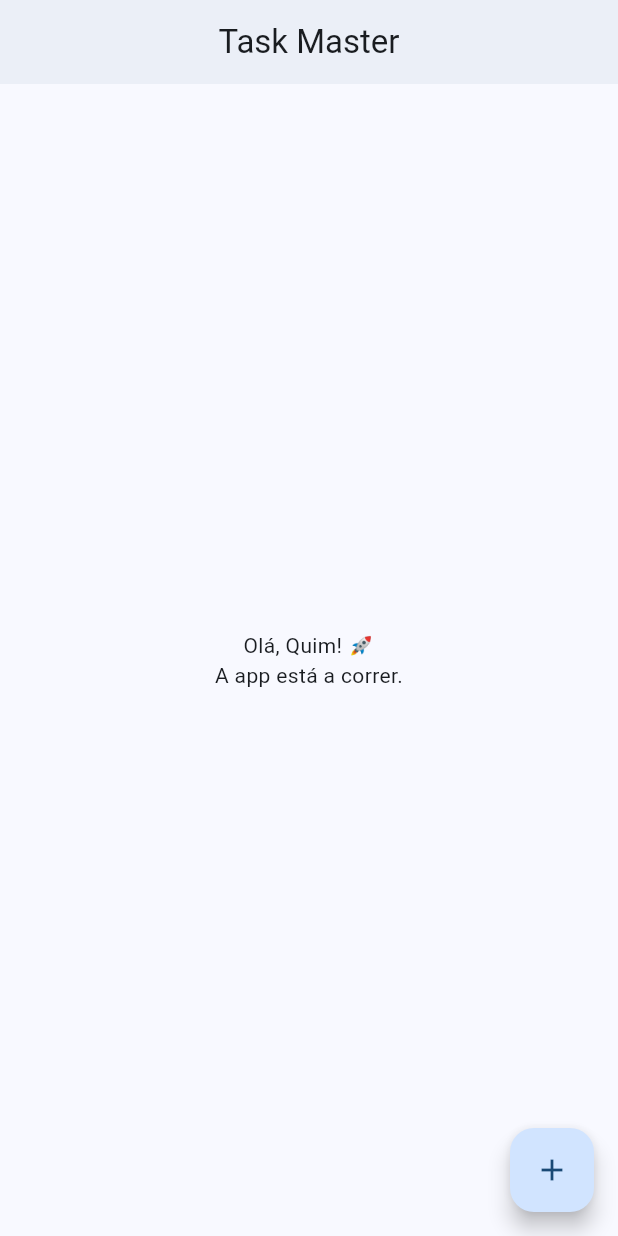
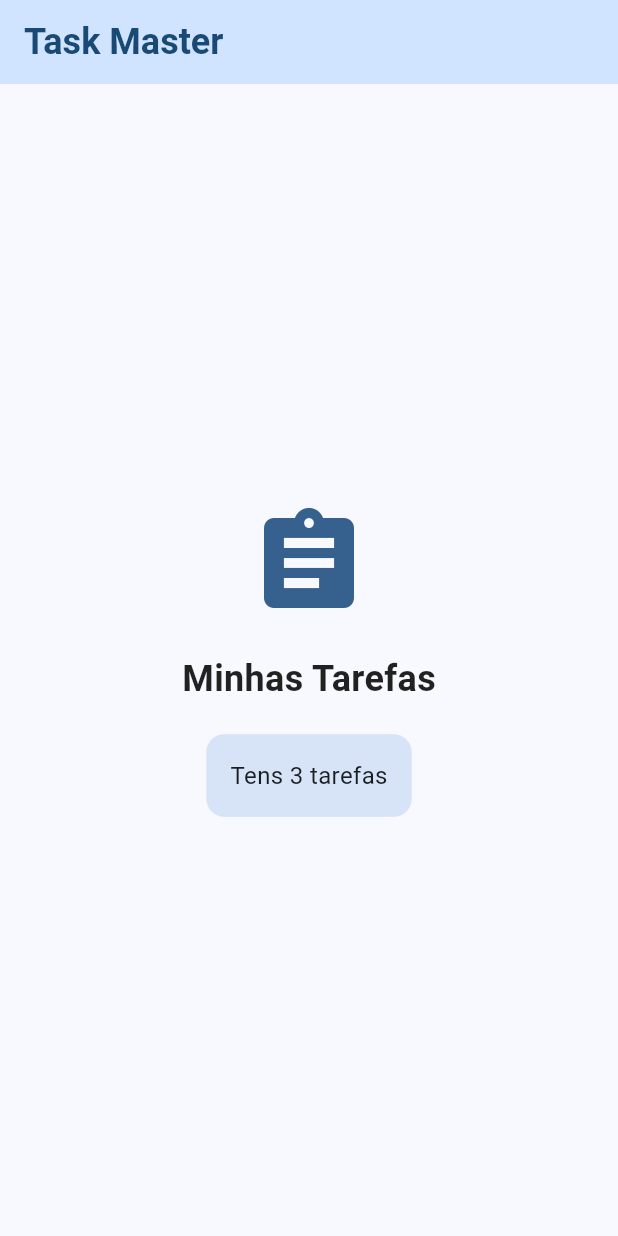
Before and after one commit to CLopes86/flutter-task-master, a Flutter app: the TasksPage screen opened directly, on a phone screen of 412 x 824 dp. Run offline on Flutter 3.47's test engine with Material 3 defaults, Android fonts, the phone set to English and light mode, and no system bars; statements that could not run were skipped.

Commit message:
feat: create basic UI structure and Task model
- Add TasksPage with Material You theme
- Create Task model class with documentation
- Implement basic UI with icon and task counter
- Add proper folder structure (models, views/pages)
- Configure app theme with Material Design 3

```diff
--- a/lib/main.dart
+++ b/lib/main.dart
@@ -1,13 +1,8 @@
-// ============================================================================
-// TASK MASTER - MAIN
-// ============================================================================
-// Autor: Cesaltino Lopes
-// Data: 22 de Outubro de 2025
-// Descrição: Ponto de entrada da aplicação Task Master
-// ============================================================================
+// lib/main.dart
 
 import 'package:flutter/material.dart';
-import 'views/pages/ tasks_page.dart';
+// NOVO: Importar nossa página
+import 'package:flutter_task_master/views/pages/ tasks_page.dart';
 
 void main() {
   runApp(const MyApp());
@@ -21,17 +16,16 @@ class MyApp extends StatelessWidget {
     return MaterialApp(
       debugShowCheckedModeBanner: false,
       title: 'Task Master',
+
+      // Tema configurado aqui
       theme: ThemeData(
         useMaterial3: true,
         colorScheme: ColorScheme.fromSeed(
           seedColor: Colors.blue,
-          brightness: Brightness.light,
-        ),
-        appBarTheme: const AppBarTheme(
-          centerTitle: true,
-          elevation: 2.0,
         ),
       ),
+
+      // MUDANÇA: Usar nossa página em vez do Scaffold direto
       home: const TasksPage(),
     );
   }
--- /dev/null
+++ b/lib/models/task.dart
@@ -0,0 +1,26 @@
+/// ============================================================================
+/// TASK MODEL
+/// ============================================================================
+/// Autor: Cesaltino Lopes
+/// Data: Outubro 2025
+///
+/// Modelo de dados para representar uma tarefa.
+/// Esta classe define a estrutura de uma tarefa no sistema.
+/// ============================================================================
+
+/// Classe Task - representa uma tarefa individual
+
+class Task {
+  final String id;
+  final String title;
+  final String description;
+  final bool isCompleted;
+
+  /// Construtor da classe Task
+  const Task({
+    required this.id,
+    required this.title,
+    required this.description,
+    this.isCompleted = false,
+  });
+}
--- a/lib/views/pages/ tasks_page.dart
+++ /dev/null
@@ -1,71 +0,0 @@
-// ============================================================================
-// TASK MASTER - PÁGINA DE TAREFAS
-// ============================================================================
-// Descrição: Esta página exibe a lista de tarefas e permite adicionar,
-//            editar, marcar como concluída e excluir tarefas.
-// Autor: Cesaltino Lopes
-// Data: 22 de Outubro de 2025
-// ============================================================================
-
-// Importação do pacote Flutter Material Design
-// Este pacote contém todos os widgets e funcionalidades do Material Design
-import 'package:flutter/material.dart';
-
-// Importação do modelo de dados Task
-// O modelo está separado para seguir o princípio de separação de responsabilidades
-// tasks_page.dart (UI) <--> task.dart (Modelo de Dados)
-//import 'task.dart';
-
-// ============================================================================
-// CLASSE TASKSPAGE - PÁGINA PRINCIPAL DE TAREFAS
-// ============================================================================
-/// Widget da página de tarefas que gerencia e exibe a lista de tarefas.
-///
-/// Esta classe estende StatefulWidget porque precisa manter e atualizar
-/// o estado da lista de tarefas (adicionar, remover, atualizar).
-class TasksPage extends StatefulWidget {
-  /// Construtor constante da classe
-  const TasksPage({super.key});
-
-  // --------------------------------------------------------------------------
-  // MÉTODO CREATESTATE
-  // --------------------------------------------------------------------------
-  /// Cria e retorna o objeto State que gerencia o estado deste widget.
-  ///
-  /// O Flutter chama este método uma vez para criar o estado.
-  /// O estado persiste enquanto o widget estiver na árvore.
-  @override
-  State<TasksPage> createState() => _TasksPageState();
-}
-
-// ============================================================================
-// CLASSE _TASKSPAGESTATE - ESTADO DA PÁGINA DE TAREFAS
-// ============================================================================
-/// Classe privada (prefixo _) que gerencia o estado da TasksPage.
-///
-/// Contém toda a lógica de negócio e dados mutáveis da página.
-class _TasksPageState extends State<TasksPage> {
-  @override
-  Widget build(BuildContext context) {
-    return Scaffold(
-      appBar: AppBar(title: const Text('Task Master')),
-      body: const Center(
-        child: Text(
-          'Olá, Quim! 🚀\nA app está a correr.',
-          textAlign: TextAlign.center,
-        ),
-      ),
-      floatingActionButton: FloatingActionButton(
-        onPressed: () {
-          ScaffoldMessenger.of(context).showSnackBar(
-            const SnackBar(content: Text('Só a testar o início 😉')),
-          );
-        },
-        child: const Icon(Icons.add),
-      ),
-    );
-  }
-}
-  // ==========================================================================
-  // PROPRIEDADES DE ESTADO
-  // ==========================================================================
--- /dev/null
+++ b/lib/views/pages/tasks_page.dart
@@ -0,0 +1,94 @@
+import 'package:flutter/material.dart';
+
+import '../../models/task.dart';
+
+/// Página principal que exibe a lista de tarefas
+///
+/// Esta é a tela inicial do aplicativo onde o usuário
+/// verá todas as suas tarefas e poderá gerenciá-las.
+
+class TasksPage extends StatelessWidget {
+  const TasksPage({super.key});
+
+  @override
+  Widget build(BuildContext context) {
+    final List<Task> tasks = [
+      const Task(
+        id: '1',
+        title: 'Aprender Flutter',
+        description: 'Completar o tutorial de Flutter',
+        isCompleted: false,
+      ),
+      const Task(
+        id: '2',
+        title: 'Fazer exercicios',
+        description: '30 minutos de caminhada',
+        isCompleted: true,
+      ),
+      const Task(
+        id: '3',
+        title: 'Ler um livro',
+        description: 'Ler 20 paginas do livro de Dart',
+      ),
+    ];
+
+    return Scaffold(
+      // AppBar - Barra superior do aplicativo
+      appBar: AppBar(
+        title: const Text(
+          'Task Master',
+          style: TextStyle(
+            fontWeight: FontWeight.bold,
+            fontSize: 24,
+          ),
+        ),
+        backgroundColor: Theme.of(context).colorScheme.primaryContainer,
+        foregroundColor: Theme.of(context).colorScheme.onPrimaryContainer,
+      ),
+
+      // Body - Corpo principal da página
+      body: Center(
+        child: Column(
+          mainAxisAlignment: MainAxisAlignment.center,
+          children: [
+            Icon(
+              Icons.assignment,
+              size: 80,
+              color: Theme.of(context).colorScheme.primary,
+            ),
+
+            const SizedBox(height: 20),
+
+            // Título principal
+            const Text(
+              'Minhas Tarefas',
+              style: TextStyle(
+                fontSize: 24,
+                fontWeight: FontWeight.bold,
+                color: Colors.black87,
+              ),
+            ),
+
+            // Espaçamento vertical
+            const SizedBox(height: 20),
+
+            // Container com contador de tarefa
+            Container(
+              padding: const EdgeInsets.all(16),
+              decoration: BoxDecoration(
+                color: Theme.of(context).colorScheme.secondaryContainer,
+                borderRadius: BorderRadius.circular(12),
+              ),
+              child: Text(
+                'Tens ${tasks.length} tarefas',
+                style: TextStyle(
+                  fontSize: 16,
+                ),
+              ),
+            ),
+          ],
+        ),
+      ),
+    );
+  }
+}
```
Also changed, not shown: 1 other file.
